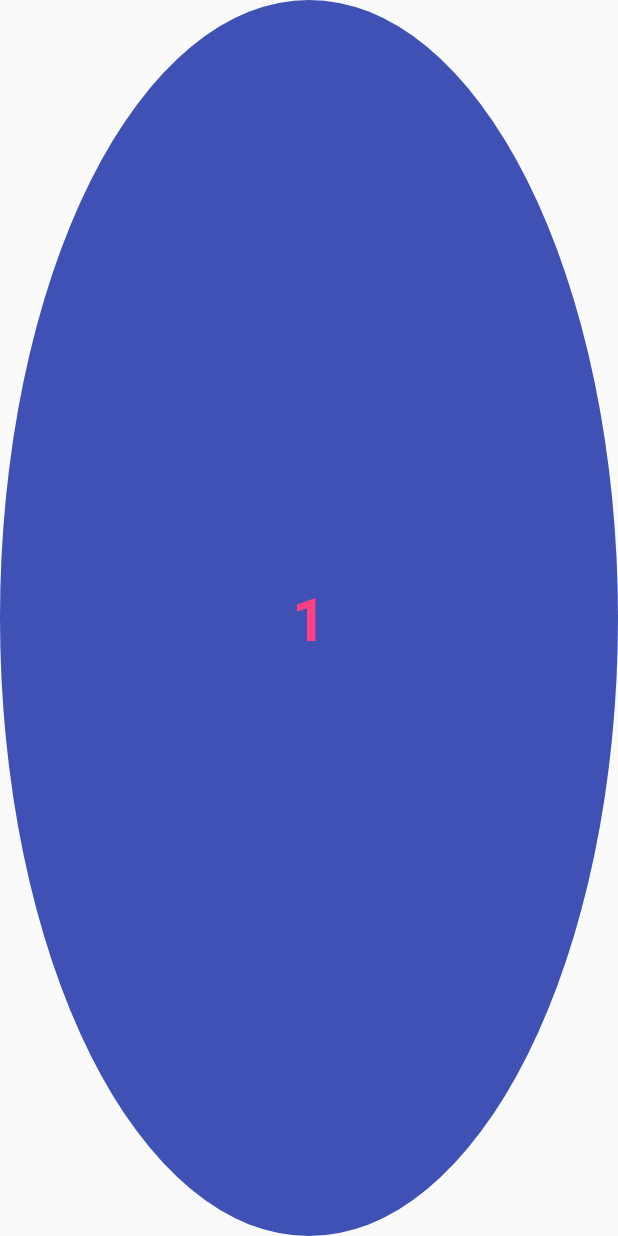
After one commit to fajarsiddiq/Berpasangan, an Android app: the layout layout_tile.xml on its own in the app's theme, with its tools: preview values and no code run, on a phone screen of 412 x 824 dp. The commit adds this screen. Run offline under Robolectric (Android 15) with nearby library versions, the phone set to English and light mode, and no system bars.

Commit message:
Added rounded tiles to board
Added tile and created some instances for game object (named "Item",
consisted of Question, QuestionZonk, and PowerUp).

```diff
--- /dev/null
+++ b/app/src/main/res/drawable/drawable_tile_background.xml
@@ -0,0 +1,14 @@
+<?xml version="1.0" encoding="utf-8"?>
+    <!--http://stackoverflow.com/questions/9884202/custom-circle-button-->
+<selector xmlns:android="http://schemas.android.com/apk/res/android">
+    <item android:state_pressed="false">
+        <shape android:shape="oval">
+            <solid android:color="@color/color_primary"/>
+        </shape>
+    </item>
+    <item android:state_pressed="true">
+        <shape android:shape="oval">
+            <solid android:color="@color/color_primary_dark"/>
+        </shape>
+    </item>
+</selector>
--- a/app/src/main/res/layout/layout_board_fragment.xml
+++ b/app/src/main/res/layout/layout_board_fragment.xml
@@ -37,4 +37,10 @@
 
     </LinearLayout>
 
+    <android.support.v7.widget.GridLayout
+        xmlns:android="http://schemas.android.com/apk/res/android"
+        android:id="@+id/id_board_fragment_grid_layout"
+        style="@style/style_match_parent"
+        android:layout_gravity="center"/>
+
 </LinearLayout>
--- /dev/null
+++ b/app/src/main/res/layout/layout_tile.xml
@@ -0,0 +1,18 @@
+<?xml version="1.0" encoding="utf-8"?>
+<RelativeLayout
+    xmlns:android="http://schemas.android.com/apk/res/android"
+    android:orientation="vertical"
+    android:layout_width="match_parent"
+    android:layout_height="match_parent"
+    android:background="@drawable/drawable_tile_background">
+
+    <TextView
+        android:id="@+id/id_tile_text_view"
+        style="@style/style_wrap_content"
+        android:layout_centerInParent="true"
+        android:text="1"
+        android:textStyle="bold"
+        android:textSize="40sp"
+        android:textColor="@color/color_accent"/>
+
+</RelativeLayout>
```
Also changed, not shown: app/src/main/java/com/fajarsiddiq/berpasangan/module/board/Board.java (added, +22 -0 lines), app/src/main/java/com/fajarsiddiq/berpasangan/module/board/BoardActivity.java (+11 -0 lines), app/src/main/java/com/fajarsiddiq/berpasangan/module/board/BoardController.java (+34 -6 lines), app/src/main/java/com/fajarsiddiq/berpasangan/module/board/BoardFragment.java (+23 -0 lines), app/src/main/java/com/fajarsiddiq/berpasangan/module/board/BoardHandler.java (+30 -2 lines), app/src/main/java/com/fajarsiddiq/berpasangan/module/board/PowerUp.java (added, +10 -0 lines), app/src/main/java/com/fajarsiddiq/berpasangan/module/board/Question.java (added, +10 -0 lines), app/src/main/java/com/fajarsiddiq/berpasangan/module/board/QuestionZonk.java (added, +10 -0 lines), app/src/main/java/com/fajarsiddiq/berpasangan/module/main/MainFragment.java (+6 -2 lines), app/src/main/java/com/fajarsiddiq/berpasangan/sqlite/Item.java (added, +9 -0 lines).
